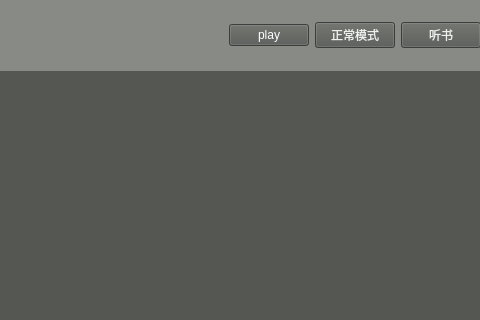
Old version of the form bookwidget.ui in the repository Yan532/SmartReader; both pictures show x 380 to 860 and y 0 to 320 of the 860 by 469 pixel window.
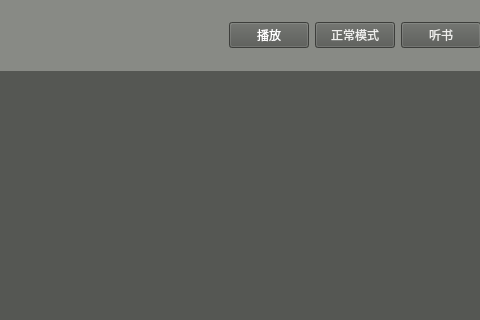
New version of the form.

Patch:
```diff
--- a/bookwidget.ui
+++ b/bookwidget.ui
@@ -121,7 +121,7 @@
 background-color: rgb(85, 87, 83);</string>
        </property>
        <property name="text">
-        <string>play</string>
+        <string>播放</string>
        </property>
       </widget>
      </item>
```
